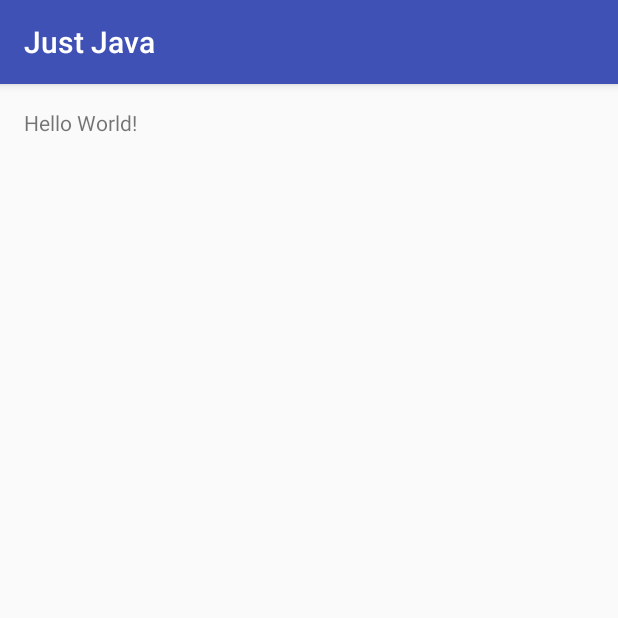
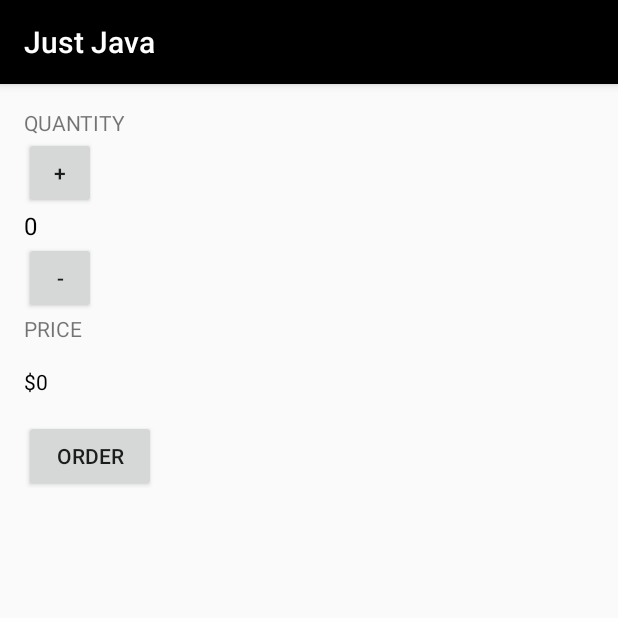
Before and after one commit to felipsimoes/android_basics, an Android app: the screen it shows after launch (MainActivity), on a phone screen of 412 x 824 dp, the top half of it. Run offline under Robolectric (Android 15) with nearby library versions, the phone set to English and light mode, and no system bars.

Commit message:
updating JustJava logic increment / decrement

```diff
--- a/JustJava/app/src/main/java/com/example/android/justjava/MainActivity.java
+++ b/JustJava/app/src/main/java/com/example/android/justjava/MainActivity.java
@@ -1,13 +1,73 @@
-package com.example.android.justjava;
+package com.example.android.justjava; /**
+ * Add your package below. Package name can be found in the project's AndroidManifest.xml file.
+ * This is the package name our example uses:
+ * <p>
+ * package com.example.android.justjava;
+ */
 
+import android.os.Bundle;
 import android.support.v7.app.AppCompatActivity;
-import android.os.Bundle;
+import android.view.View;
+import android.widget.NumberPicker;
+import android.widget.TextView;
 
+import com.example.android.justjava.R;
+
+import java.text.NumberFormat;
+
+import static android.R.attr.required;
+
+/**
+ * This app displays an order form to order coffee.
+ */
 public class MainActivity extends AppCompatActivity {
+
+    int quantity = 0;
+    int price = 5;
 
     @Override
     protected void onCreate(Bundle savedInstanceState) {
         super.onCreate(savedInstanceState);
         setContentView(R.layout.activity_main);
     }
+
+    /**
+     * This method is called when the order button is clicked.
+     */
+    public void submitOrder(View view) {
+        display(quantity);
+        displayPrice(quantity * price);
+    }
+
+    /**
+     * This method displays the given quantity value on the screen.
+     */
+    private void display(int number) {
+        TextView quantityTextView = (TextView) findViewById(R.id.quantity_text_view);
+        quantityTextView.setText("" + number);
+    }
+
+    /**
+     * This method displays the given quantity value on the screen.
+     */
+    private void displayPrice(int number) {
+        TextView priceTextView = (TextView) findViewById(R.id.price_text_view);
+        priceTextView.setText(NumberFormat.getCurrencyInstance().format(number));
+    }
+
+    /**
+     * This method is called when the plus button is clicked.
+     */
+    public void increment(View view) {
+        quantity++;
+        display(quantity);
+    }
+
+    /**
+     * This method is called when the minus button is clicked.
+     */
+    public void decrement(View view) {
+        quantity--;
+        display(quantity);
+    }
 }
--- a/JustJava/app/src/main/res/layout/activity_main.xml
+++ b/JustJava/app/src/main/res/layout/activity_main.xml
@@ -1,5 +1,5 @@
 <?xml version="1.0" encoding="utf-8"?>
-<RelativeLayout xmlns:android="http://schemas.android.com/apk/res/android"
+<LinearLayout xmlns:android="http://schemas.android.com/apk/res/android"
     xmlns:tools="http://schemas.android.com/tools"
     android:id="@+id/activity_main"
     android:layout_width="match_parent"
@@ -8,10 +8,59 @@
     android:paddingLeft="@dimen/activity_horizontal_margin"
     android:paddingRight="@dimen/activity_horizontal_margin"
     android:paddingTop="@dimen/activity_vertical_margin"
-    tools:context="com.example.android.justjava.MainActivity">
+    android:orientation="vertical"
+    tools:context=".MainActivity">
 
     <TextView
         android:layout_width="wrap_content"
         android:layout_height="wrap_content"
-        android:text="Hello World!" />
-</RelativeLayout>
+        android:textAllCaps="true"
+        android:text="Quantity"
+        android:id="@+id/text_quantity"/>
+
+    <Button
+        android:layout_width="48dp"
+        android:layout_height="48dp"
+        android:text="+"
+        android:onClick="increment"/>
+
+    <TextView
+        android:layout_width="wrap_content"
+        android:layout_height="wrap_content"
+        android:id="@+id/quantity_text_view"
+        android:textColor="#000000"
+        android:textSize="16sp"
+        android:layout_below="@id/text_quantity"
+        android:text="0"/>
+
+    <Button
+        android:layout_width="48dp"
+        android:layout_height="48dp"
+        android:text="-"
+        android:onClick="decrement"/>
+
+    <TextView
+        android:layout_width="wrap_content"
+        android:layout_height="wrap_content"
+        android:textAllCaps="true"
+        android:text="Price"
+        android:id="@+id/text_price"/>
+
+    <TextView
+        android:layout_width="wrap_content"
+        android:layout_height="wrap_content"
+        android:layout_marginTop="16dp"
+        android:layout_marginBottom="16dp"
+        android:id="@+id/price_text_view"
+        android:textColor="#000000"
+        android:layout_below="@id/text_quantity"
+        android:text="$0"/>
+
+    <Button
+        android:layout_width="wrap_content"
+        android:layout_height="wrap_content"
+        android:text="order"
+        android:layout_below="@id/quantity_text_view"
+        android:textAllCaps="true"
+        android:onClick="submitOrder"/>
+</LinearLayout>
--- a/JustJava/app/src/main/res/values/colors.xml
+++ b/JustJava/app/src/main/res/values/colors.xml
@@ -1,6 +1,6 @@
 <?xml version="1.0" encoding="utf-8"?>
 <resources>
-    <color name="colorPrimary">#3F51B5</color>
-    <color name="colorPrimaryDark">#303F9F</color>
+    <color name="colorPrimary">#000000</color>
+    <color name="colorPrimaryDark">#000000</color>
     <color name="colorAccent">#FF4081</color>
 </resources>
```
